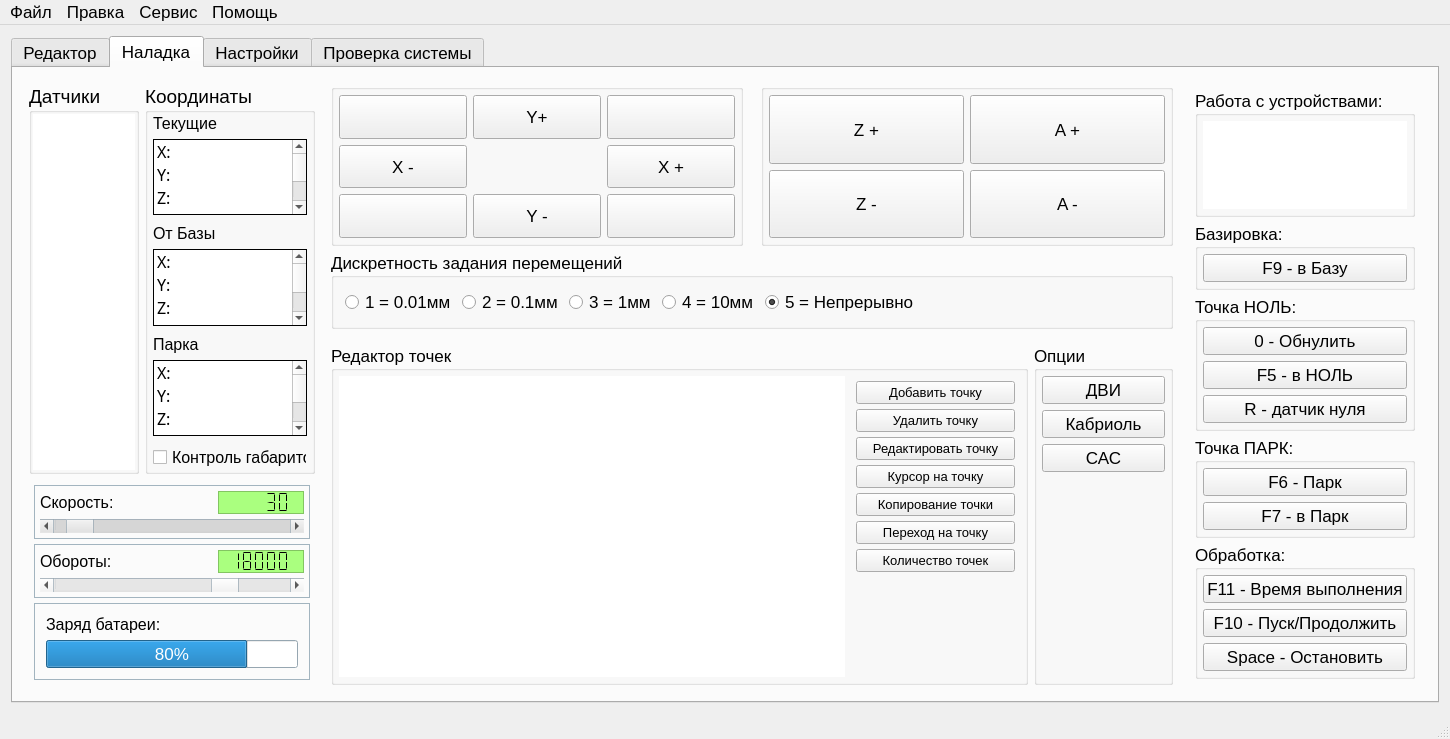
Before: the Qt Designer form KAMEditor/gui/mainwindow.ui in Xtail96/SML, drawn with Qt 5.
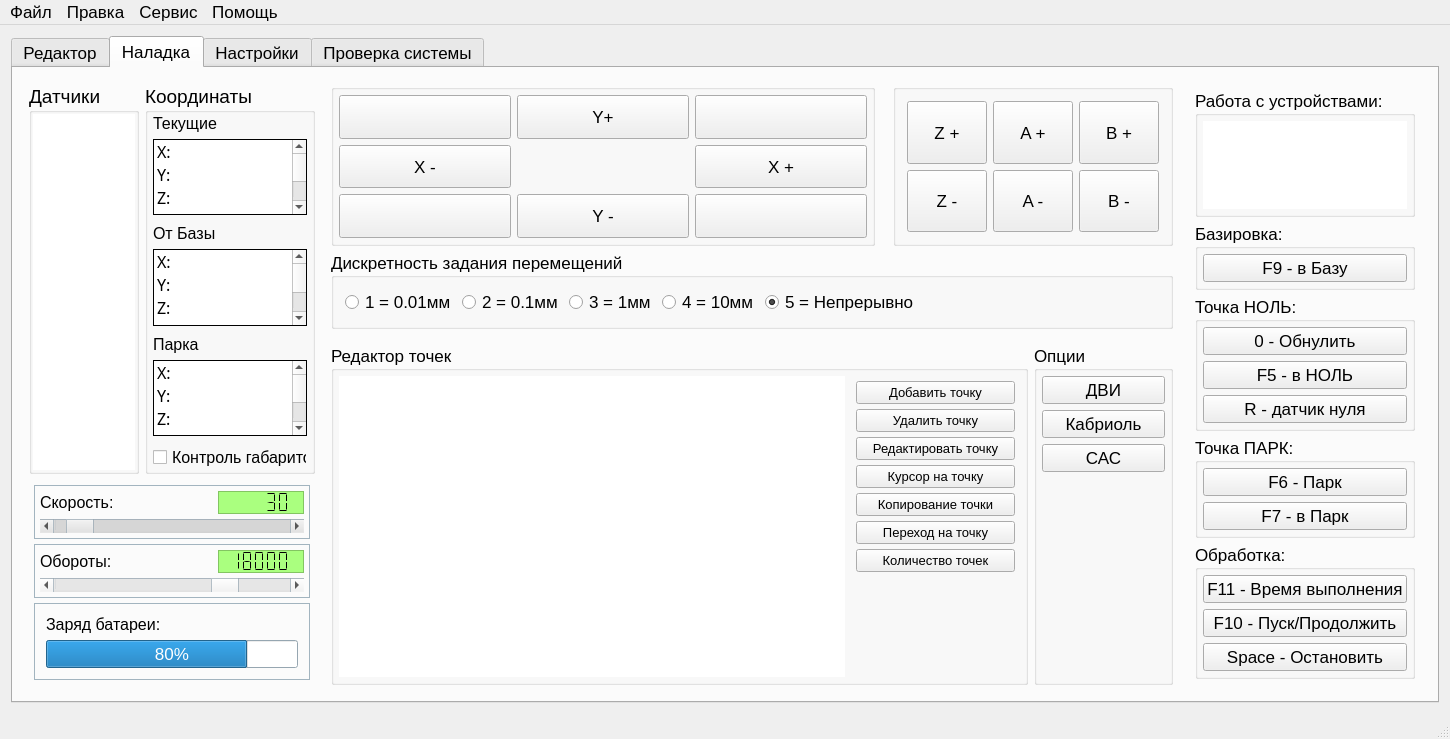
After: the same form once the commit is applied. Icons and pictures are not drawn. Custom widgets are drawn as their Qt base class.

Commit message: Клавиши движения Кабриоли перенесены в главное окно

Patch:
```diff
--- a/KAMEditor/gui/mainwindow.ui
+++ b/KAMEditor/gui/mainwindow.ui
@@ -1435,24 +1435,46 @@
                  <string/>
                 </property>
                 <layout class="QGridLayout" name="gridLayout_5">
-                 <property name="leftMargin">
-                  <number>5</number>
-                 </property>
-                 <property name="topMargin">
-                  <number>5</number>
-                 </property>
-                 <property name="rightMargin">
-                  <number>5</number>
-                 </property>
-                 <property name="bottomMargin">
-                  <number>5</number>
-                 </property>
-                 <item row="0" column="2">
+                 <item row="0" column="0">
+                  <widget class="QPushButton" name="movementZPositivePushButton">
+                   <property name="sizePolicy">
+                    <sizepolicy hsizetype="Preferred" vsizetype="Preferred">
+                     <horstretch>0</horstretch>
+                     <verstretch>0</verstretch>
+                    </sizepolicy>
+                   </property>
+                   <property name="font">
+                    <font>
+                     <pointsize>13</pointsize>
+                    </font>
+                   </property>
+                   <property name="text">
+                    <string>Z +</string>
+                   </property>
+                   <property name="icon">
+                    <iconset resource="images.qrc">
+                     <normaloff>:/new/prefix1/images/ArrowUp.png</normaloff>:/new/prefix1/images/ArrowUp.png</iconset>
+                   </property>
+                   <property name="iconSize">
+                    <size>
+                     <width>64</width>
+                     <height>64</height>
+                    </size>
+                   </property>
+                   <property name="autoRepeat">
+                    <bool>true</bool>
+                   </property>
+                   <property name="default">
+                    <bool>false</bool>
+                   </property>
+                  </widget>
+                 </item>
+                 <item row="0" column="1" colspan="2">
                   <widget class="QPushButton" name="movementAPositivePushButton">
                    <property name="sizePolicy">
                     <sizepolicy hsizetype="Preferred" vsizetype="Preferred">
-                     <horstretch>3</horstretch>
-                     <verstretch>3</verstretch>
+                     <horstretch>0</horstretch>
+                     <verstretch>0</verstretch>
                     </sizepolicy>
                    </property>
                    <property name="font">
@@ -1487,12 +1509,12 @@
                    </property>
                   </widget>
                  </item>
-                 <item row="0" column="0">
-                  <widget class="QPushButton" name="movementZPositivePushButton">
+                 <item row="0" column="3">
+                  <widget class="QPushButton" name="movementBPositivePushButton">
                    <property name="sizePolicy">
                     <sizepolicy hsizetype="Preferred" vsizetype="Preferred">
-                     <horstretch>3</horstretch>
-                     <verstretch>3</verstretch>
+                     <horstretch>0</horstretch>
+                     <verstretch>0</verstretch>
                     </sizepolicy>
                    </property>
                    <property name="font">
@@ -1501,7 +1523,7 @@
                     </font>
                    </property>
                    <property name="text">
-                    <string>Z +</string>
+                    <string>B +</string>
                    </property>
                    <property name="icon">
                     <iconset resource="images.qrc">
@@ -1521,12 +1543,12 @@
                    </property>
                   </widget>
                  </item>
-                 <item row="1" column="2">
-                  <widget class="QPushButton" name="movementANegativePushButton">
+                 <item row="1" column="3">
+                  <widget class="QPushButton" name="movementBNegativePushButton">
                    <property name="sizePolicy">
                     <sizepolicy hsizetype="Preferred" vsizetype="Preferred">
-                     <horstretch>3</horstretch>
-                     <verstretch>3</verstretch>
+                     <horstretch>0</horstretch>
+                     <verstretch>0</verstretch>
                     </sizepolicy>
                    </property>
                    <property name="font">
@@ -1535,7 +1557,7 @@
                     </font>
                    </property>
                    <property name="text">
-                    <string>A -</string>
+                    <string>B -</string>
                    </property>
                    <property name="icon">
                     <iconset resource="images.qrc">
@@ -1559,8 +1581,8 @@
                   <widget class="QPushButton" name="movementZNegativePushButton">
                    <property name="sizePolicy">
                     <sizepolicy hsizetype="Preferred" vsizetype="Preferred">
-                     <horstretch>3</horstretch>
-                     <verstretch>3</verstretch>
+                     <horstretch>0</horstretch>
+                     <verstretch>0</verstretch>
                     </sizepolicy>
                    </property>
                    <property name="font">
@@ -1589,6 +1611,40 @@
                    </property>
                   </widget>
                  </item>
+                 <item row="1" column="1" colspan="2">
+                  <widget class="QPushButton" name="movementANegativePushButton">
+                   <property name="sizePolicy">
+                    <sizepolicy hsizetype="Preferred" vsizetype="Preferred">
+                     <horstretch>0</horstretch>
+                     <verstretch>0</verstretch>
+                    </sizepolicy>
+                   </property>
+                   <property name="font">
+                    <font>
+                     <pointsize>13</pointsize>
+                    </font>
+                   </property>
+                   <property name="text">
+                    <string>A -</string>
+                   </property>
+                   <property name="icon">
+                    <iconset resource="images.qrc">
+                     <normaloff>:/new/prefix1/images/ArrowDown.png</normaloff>:/new/prefix1/images/ArrowDown.png</iconset>
+                   </property>
+                   <property name="iconSize">
+                    <size>
+                     <width>64</width>
+                     <height>64</height>
+                    </size>
+                   </property>
+                   <property name="autoRepeat">
+                    <bool>true</bool>
+                   </property>
+                   <property name="default">
+                    <bool>false</bool>
+                   </property>
+                  </widget>
+                 </item>
                 </layout>
                </widget>
               </item>
```
The commit also changes 1 other file.
